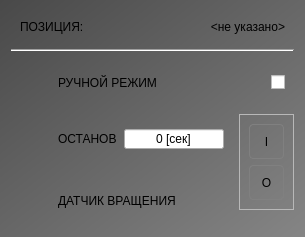
The window that ui/GearROT.ui (vlinnik/ETALON-250716) describes before a commit, drawn with Qt 5.
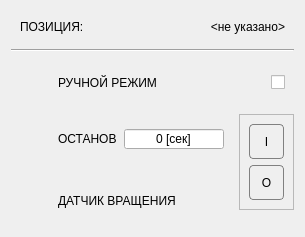
The same window after the commit. Icons and pictures are not drawn.

The edit to the form file:
```diff
--- a/ui/GearROT.ui
+++ b/ui/GearROT.ui
@@ -14,7 +14,7 @@
    <string>Управление ПИТАТЕЛЕМ</string>
   </property>
   <property name="styleSheet">
-   <string notr="true">#centralwidget,#GearROT
+   <string notr="true">#centralwidget,#GearROT,QWidget[style='container']
 {
 	background-color: qlineargradient(spread:pad, x1:0, y1:0, x2:1, y2:1, stop:0 rgba(73, 73, 73, 255), stop:1 rgba(133, 133, 133, 255));
 }
@@ -113,7 +113,10 @@
 </string>
   </property>
   <property name="prefix" stdset="0">
-   <string>SIEVER</string>
+   <string/>
+  </property>
+  <property name="style" stdset="0">
+   <string>container</string>
   </property>
   <layout class="QGridLayout" name="gridLayout">
    <item row="3" column="1" rowspan="3" alignment="Qt::AlignTop">
```
